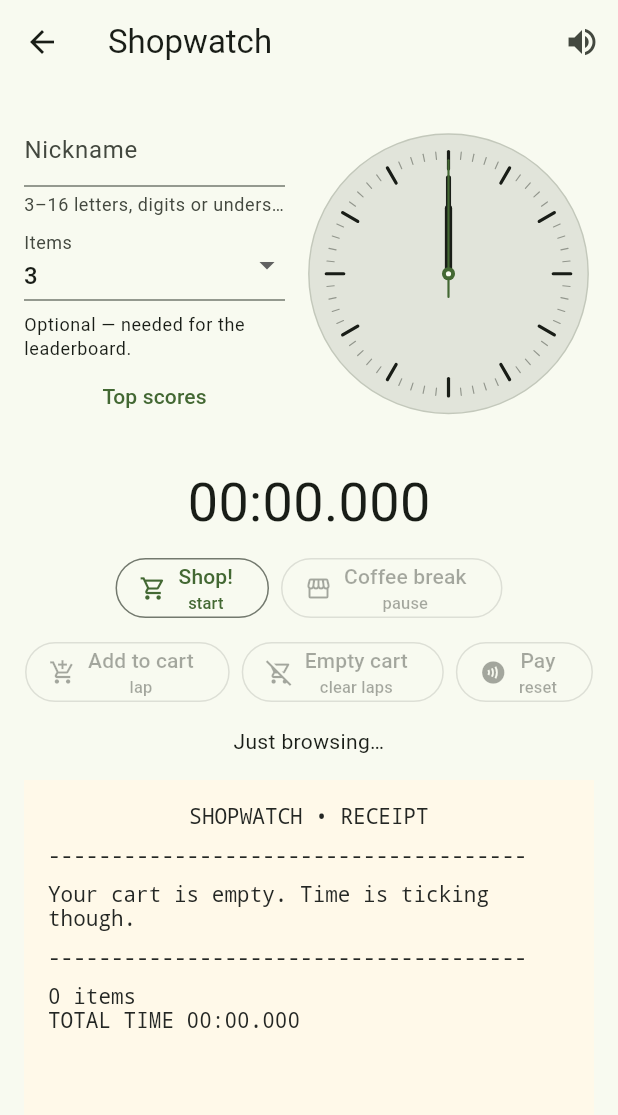
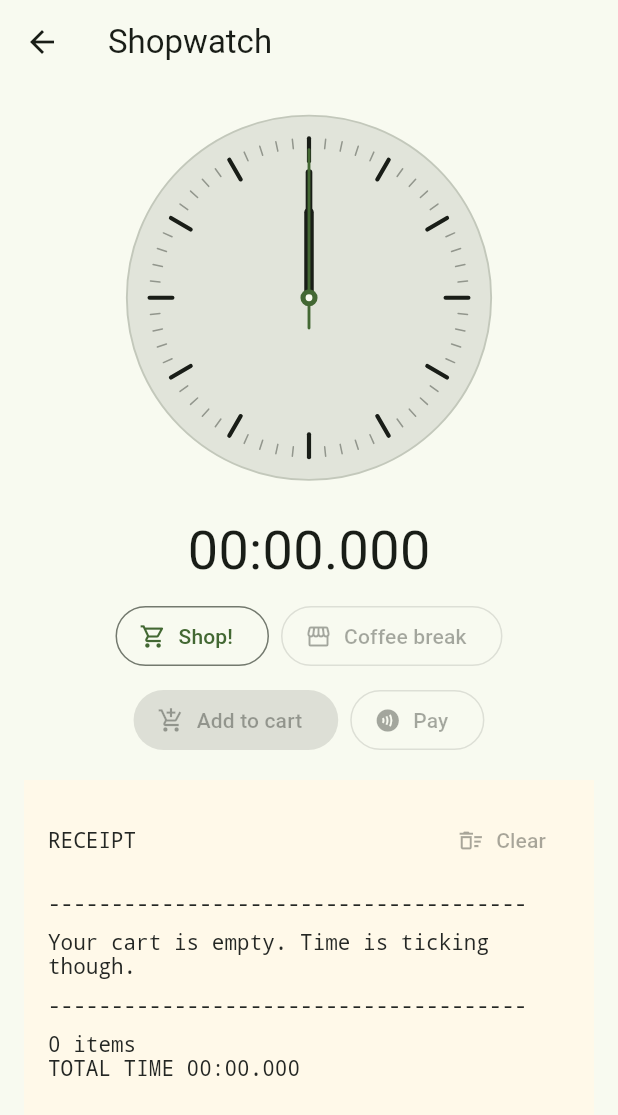
Before and after one commit to mj-homework/swatch, a Flutter app: the screen it shows after launch, on a phone screen of 412 x 824 dp. Shown: the top 1115 px of the screen. Run offline on Flutter 3.47's test engine with Material 3 defaults, Android fonts, the light colour scheme and no system bars; our stand-ins replace audioplayers, cloud_firestore, firebase_auth, firebase_core, flutter_bloc; accounts and stored records are empty.

Commit message:
normalize Shopwatch buttons

```diff
--- /dev/null
+++ b/lib/core/widgets/layout_breakpoints.dart
@@ -0,0 +1,2 @@
+/// Width from which pages show the clock and the list side by side.
+const double wideLayoutBreakpoint = 720.0;
--- a/lib/features/shopwatch/domain/game_round.dart
+++ b/lib/features/shopwatch/domain/game_round.dart
@@ -29,6 +29,7 @@ class GameRound {
       required this.nickname,
       required this.id,
       List<String> names = const [],
+      this.limit,
       List<Duration> goals = const [],
       List<ItemResult> results = const [],
       this.status = RoundStatus.setup,
@@ -40,11 +41,15 @@ class GameRound {
   final Difficulty difficulty;
   final String nickname, id;
   final bool ownedNickname;
+
+  /// Number of items to buy; null means an endless round.
+  final int? limit;
   final List<String> names;
   final List<Duration> goals;
   final List<ItemResult> results;
   final RoundStatus status;
-  int get itemCount => names.length;
+  bool get isEndless => limit == null;
+  int get itemCount => limit ?? names.length;
   Duration get totalError =>
       results.fold(Duration.zero, (sum, r) => sum + r.difference.abs());
 
@@ -58,14 +63,16 @@ class GameRound {
   GameRound copyWith(
           {RoundStatus? status,
           List<ItemResult>? results,
-          List<Duration>? goals}) =>
+          List<Duration>? goals,
+          List<String>? names}) =>
       GameRound(
         config: config,
         difficulty: difficulty,
         nickname: nickname,
         id: id,
         ownedNickname: ownedNickname,
-        names: names,
+        limit: limit,
+        names: names ?? this.names,
         goals: goals ?? this.goals,
         results: results ?? this.results,
         status: status ?? this.status,
--- a/lib/features/shopwatch/presentation/pages/shopwatch_page.dart
+++ b/lib/features/shopwatch/presentation/pages/shopwatch_page.dart
@@ -4,6 +4,7 @@ import 'package:flutter/material.dart';
 import 'package:flutter/scheduler.dart';
 import '../../../../core/formatting/duration_format.dart';
 import '../../../../core/widgets/analog_clock.dart';
+import '../../../../core/widgets/layout_breakpoints.dart';
 import '../../data/leaderboard_repository.dart';
 import '../../domain/game_config.dart';
 import '../../domain/game_round.dart';
@@ -13,6 +14,7 @@ import '../../shopwatch_strings.dart';
 import '../widgets/mood_line.dart';
 import '../widgets/pos_terminal_sheet.dart';
 import '../widgets/receipt_lap_list.dart';
+import '../widgets/shop_setup_sheet.dart';
 import '../widgets/shopping_controls.dart';
 
 class ShopwatchPage extends StatefulWidget {
@@ -26,9 +28,8 @@ class _ShopwatchPageState extends State<ShopwatchPage> {
   late final _sound = widget.dependencies.soundFactory();
   final _elapsed = ValueNotifier(Duration.zero);
   final _gameRound = ValueNotifier<GameRound?>(null);
+  final _controlsKey = GlobalKey<_ShopwatchControlsState>();
   bool _muted = false, _checkingOut = false;
-  static const _wideLayoutBreakpoint = 720.0;
-
   Future<bool> _pay(GameRound round) async {
     if (_checkingOut) {
       return false;
@@ -88,11 +89,11 @@ class _ShopwatchPageState extends State<ShopwatchPage> {
   @override
   Widget build(BuildContext context) => Scaffold(
         appBar: AppBar(title: const Text('Shopwatch'), actions: [
-          IconButton(
-              key: ShopwatchKeys.mute,
-              tooltip: _muted ? 'Unmute checkout' : 'Mute checkout',
-              onPressed: () => setState(() => _muted = !_muted),
-              icon: Icon(_muted ? Icons.volume_off : Icons.volume_up)),
+          // IconButton(
+          //     key: ShopwatchKeys.mute,
+          //     tooltip: _muted ? 'Unmute checkout' : 'Mute checkout',
+          //     onPressed: () => setState(() => _muted = !_muted),
+          //     icon: Icon(_muted ? Icons.volume_off : Icons.volume_up)),
         ]),
         body: SafeArea(
           child: Padding(
@@ -100,6 +101,7 @@ class _ShopwatchPageState extends State<ShopwatchPage> {
             child: LayoutBuilder(
               builder: (context, constraints) {
                 final controls = _ShopwatchControls(
+                  key: _controlsKey,
                   elapsed: _elapsed,
                   checkingOut: _checkingOut,
                   dependencies: widget.dependencies,
@@ -109,9 +111,11 @@ class _ShopwatchPageState extends State<ShopwatchPage> {
 
                 final receipt = _ShopwatchReceipt(
                   gameRound: _gameRound,
+                  checkingOut: _checkingOut,
+                  onClear: () => _controlsKey.currentState?._emptyCart(),
                 );
 
-                if (constraints.maxWidth >= _wideLayoutBreakpoint) {
+                if (constraints.maxWidth >= wideLayoutBreakpoint) {
                   return Row(
                     children: [
                       Expanded(flex: 3, child: controls),
@@ -136,6 +140,7 @@ class _ShopwatchPageState extends State<ShopwatchPage> {
 
 class _ShopwatchControls extends StatefulWidget {
   const _ShopwatchControls({
+    super.key,
     required this.elapsed,
     required this.checkingOut,
     required this.dependencies,
@@ -162,7 +167,7 @@ class _ShopwatchControlsState extends State<_ShopwatchControls>
   ShopwatchGameCubit? _game;
   StreamSubscription<GameRound>? _gameSubscription;
   int _generation = 0;
-  late int _count;
+  int? _count; // null = unlimited
   // Difficulty selector is temporarily hidden; rounds always play on easy.
   final Difficulty _difficulty = Difficulty.easy;
   NicknameStatus _status = NicknameStatus.invalid;
@@ -179,8 +184,6 @@ class _ShopwatchControlsState extends State<_ShopwatchControls>
       final game = _game;
       if (game != null) elapsed.value = game.elapsed;
     });
-    final availableItems = dependencies.config.items.length;
-    _count = availableItems < 3 ? availableItems : 3;
   }
 
   @override
@@ -230,6 +233,11 @@ class _ShopwatchControlsState extends State<_ShopwatchControls>
       setState(() => _status = NicknameStatus.invalid);
       return;
     }
+
+    final choice = await showShopSetup(context,
+        maxItems: dependencies.config.items.length);
+    if (choice == null || !mounted) return;
+    _count = choice.count;
 
     _debounce?.cancel();
     ++_generation;
@@ -330,7 +338,8 @@ class _ShopwatchControlsState extends State<_ShopwatchControls>
   }
 
   Future<void> _showLeaderboard() async {
-    final board = dependencies.repository.top(_count, _difficulty);
+    final board = dependencies.repository
+        .top(_count ?? dependencies.config.items.length, _difficulty);
     await showDialog<void>(
       context: context,
       builder: (context) => AlertDialog(
@@ -377,25 +386,22 @@ class _ShopwatchControlsState extends State<_ShopwatchControls>
             Flexible(
               child: Row(
                 children: [
-                  SizedBox(
-                    width: constraints.maxWidth < 380 ? 140 : 174,
-                    child: _GameOptions(
-                      nickname: _nickname,
-                      count: _count,
-                      status: _status,
-                      starting: _starting || _game != null,
-                      itemCount: dependencies.config.items.length,
-                      onNicknameChanged: _onNicknameChanged,
-                      onCountChanged: (value) => setState(() => _count = value),
-                      onShowLeaderboard: _showLeaderboard,
-                    ),
-                  ),
-                  const SizedBox(width: 12),
+                  // SizedBox(
+                  //   width: constraints.maxWidth < 380 ? 140 : 174,
+                  //   child: _GameOptions(
+                  //     nickname: _nickname,
+                  //     status: _status,
+                  //     starting: _starting || _game != null,
+                  //     onNicknameChanged: _onNicknameChanged,
+                  //     onShowLeaderboard: _showLeaderboard,
+                  //   ),
+                  // ),
+                  // const SizedBox(width: 12),
                   Expanded(
                     child: ConstrainedBox(
                       constraints: const BoxConstraints(
-                        maxWidth: 320,
-                        maxHeight: 320,
+                        maxWidth: 640,
+                        maxHeight: 640,
                       ),
                       child: AspectRatio(
                         aspectRatio: 1,
@@ -414,7 +420,9 @@ class _ShopwatchControlsState extends State<_ShopwatchControls>
                 style: Theme.of(context).textTheme.titleMedium,
               ),
               Text(
-                'Item ${_game!.state.results.length + 1} / ${_game!.state.itemCount}',
+                _game!.state.isEndless
+                    ? 'Item ${_game!.state.results.length + 1}'
+                    : 'Item ${_game!.state.results.length + 1} / ${_game!.state.itemCount}',
                 textAlign: TextAlign.center,
               ),
             ],
@@ -466,18 +474,14 @@ class _ShopwatchControlsState extends State<_ShopwatchControls>
                               !(_game?.isPaused ?? false)
                           ? _game!.addToCart
                           : null,
-                      clear: !checkingOut &&
-                              (_game?.state.results.isNotEmpty ?? false)
-                          ? _emptyCart
-                          : null,
                       pay: !checkingOut && _game != null ? _checkoutGame : null,
                     ),
                   ],
                 );
               },
             ),
-            const SizedBox(height: 12),
-            MoodLine(elapsed: elapsed, paused: _game?.isPaused ?? false),
+            // const SizedBox(height: 12),
+            // MoodLine(elapsed: elapsed, paused: _game?.isPaused ?? false),
           ],
         ),
       );
@@ -486,22 +490,16 @@ class _ShopwatchControlsState extends State<_ShopwatchControls>
 class _GameOptions extends StatelessWidget {
   const _GameOptions({
     required this.nickname,
-    required this.count,
     required this.status,
     required this.starting,
-    required this.itemCount,
     required this.onNicknameChanged,
-    required this.onCountChanged,
     required this.onShowLeaderboard,
   });
 
   final TextEditingController nickname;
-  final int count;
   final NicknameStatus status;
   final bool starting;
-  final int itemCount;
   final ValueChanged<String> onNicknameChanged;
-  final ValueChanged<int> onCountChanged;
   final VoidCallback onShowLeaderboard;
 
   @override
@@ -509,64 +507,57 @@ class _GameOptions extends StatelessWidget {
         mainAxisAlignment: MainAxisAlignment.center,
         crossAxisAlignment: CrossAxisAlignment.stretch,
         children: [
-          TextField(
-            key: ShopwatchKeys.nickname,
-            controller: nickname,
-            enabled: !starting,
-            onChanged: onNicknameChanged,
-            decoration: const InputDecoration(
-              labelText: 'Nickname',
-              helperText: '3–16 letters, digits or underscore',
-              isDense: true,
-            ),
-          ),
-          const SizedBox(height: 8),
-          DropdownButtonFormField<int>(
-            initialValue: count,
-            isExpanded: true,
-            key: ValueKey('item-count-$count'),
-            decoration: const InputDecoration(
-              labelText: 'Items',
-              isDense: true,
-            ),
-            items: [
-              for (var i = 1; i <= itemCount; i++)
-                DropdownMenuItem(value: i, child: Text('$i')),
-            ],
-            onChanged: starting
-                ? null
-                : (value) {
-                    if (value != null) onCountChanged(value);
-                  },
-          ),
-          const SizedBox(height: 8),
-          Text(
-            starting
-                ? 'Reserving nickname…'
-                : switch (status) {
-                    NicknameStatus.invalid => nickname.text.trim().isEmpty
-                        ? 'Optional — needed for the leaderboard.'
-                        : 'Enter a valid nickname.',
-                    NicknameStatus.checking => 'Checking…',
-                    NicknameStatus.available => 'Available ✓',
-                    NicknameStatus.taken => 'Taken ✗',
-                    NicknameStatus.offline => ShopwatchStrings.offline,
-                  },
-            semanticsLabel: 'Nickname ${status.name}',
-            style: Theme.of(context).textTheme.bodySmall,
-          ),
-          TextButton(
-            onPressed: onShowLeaderboard,
-            child: const Text('Top scores'),
-          ),
+          // Nickname is temporarily hidden.
+          // TextField(
+          //   key: ShopwatchKeys.nickname,
+          //   controller: nickname,
+          //   enabled: !starting,
+          //   onChanged: onNicknameChanged,
+          //   decoration: const InputDecoration(
+          //     labelText: 'Nickname',
+          //     helperText: '3–16 letters, digits or underscore',
+          //     isDense: true,
+          //   ),
+          // ),
+          // const SizedBox(height: 8),
+
+          // const SizedBox(height: 8),
+          // Nickname checking state is temporarily hidden.
+          // Text(
+          //   starting
+          //       ? 'Reserving nickname…'
+          //       : switch (status) {
+          //           NicknameStatus.invalid => nickname.text.trim().isEmpty
+          //               ? 'Optional — needed for the leaderboard.'
+          //               : 'Enter a valid nickname.',
+          //           NicknameStatus.checking => 'Checking…',
+          //           NicknameStatus.available => 'Available ✓',
+          //           NicknameStatus.taken => 'Taken ✗',
+          //           NicknameStatus.offline => ShopwatchStrings.offline,
+          //         },
+          //   semanticsLabel: 'Nickname ${status.name}',
+          //   style: Theme.of(context).textTheme.bodySmall,
+          // ),
+
+          // Top scores button is temporarily hidden.
+          // TextButton(
+          //   onPressed: onShowLeaderboard,
+          //   child: const Text('Top scores'),
+          // ),
         ],
       );
 }
 
 class _ShopwatchReceipt extends StatelessWidget {
-  const _ShopwatchReceipt({required this.gameRound});
+  const _ShopwatchReceipt({
+    required this.gameRound,
+    required this.checkingOut,
+    required this.onClear,
+  });
 
   final ValueListenable<GameRound?> gameRound;
+  final bool checkingOut;
+  final VoidCallback onClear;
 
   @override
   Widget build(BuildContext context) => LayoutBuilder(
@@ -576,8 +567,12 @@ class _ShopwatchReceipt extends StatelessWidget {
             child: ConstrainedBox(
               constraints: BoxConstraints(minHeight: constraints.maxHeight),
               child: round == null
-                  ? const ReceiptLapList()
+                  ? const ReceiptLapList(showClear: true)
                   : ReceiptLapList(
+                      showClear: true,
+                      onClear: !checkingOut && round.results.isNotEmpty
+                          ? onClear
+                          : null,
                       results: round.results,
                       total: round.totalTime,
                       showTotal: round.status == RoundStatus.finished,
--- a/lib/features/shopwatch/presentation/widgets/receipt_lap_list.dart
+++ b/lib/features/shopwatch/presentation/widgets/receipt_lap_list.dart
@@ -6,17 +6,22 @@ import '../../domain/game_round.dart';
 import '../../shopwatch_strings.dart';
 
 class ReceiptLapList extends StatelessWidget {
-  const ReceiptLapList({super.key, this.laps = const [], this.results,
-    this.total = Duration.zero, this.showTotal = true});
+  const ReceiptLapList({super.key, this.laps = const [], this.results, this.total = Duration.zero, this.showTotal = true, this.showClear = false, this.onClear});
+
   final List<Lap> laps;
   final List<ItemResult>? results;
   final Duration total;
   final bool showTotal;
+  /// Shows the Clear button in the header (disabled while [onClear] is null).
+  final bool showClear;
+  final VoidCallback? onClear;
+
   @override
   Widget build(BuildContext context) {
     int? fastest, slowest;
     if (laps.length >= 3) {
-      fastest = 0; slowest = 0;
+      fastest = 0;
+      slowest = 0;
       for (var i = 1; i < laps.length; i++) {
         if (laps[i].lapTime < laps[fastest!].lapTime) fastest = i;
         if (laps[i].lapTime > laps[slowest!].lapTime) slowest = i;
@@ -27,28 +32,52 @@ class ReceiptLapList extends StatelessWidget {
     final game = results;
     return ClipPath(
       clipper: _TornEdge(),
-      child: ColoredBox(color: ShopwatchStyle.paper, child: Padding(
+      child: ColoredBox(
+          color: ShopwatchStyle.paper,
+          child: Padding(
             padding: const EdgeInsets.fromLTRB(16, 16, 16, 28),
-        child: DefaultTextStyle(style: ShopwatchStyle.receipt, child: Column(
+            child: DefaultTextStyle(
+                style: ShopwatchStyle.receipt,
+                child: Column(
                   crossAxisAlignment: CrossAxisAlignment.stretch,
                   children: [
-            const Text('SHOPWATCH • RECEIPT', textAlign: TextAlign.center),
+                    Row(
+                      mainAxisAlignment: MainAxisAlignment.spaceBetween,
+                      children: [
+                        const Text('RECEIPT'),
+                        if (showClear)
+                          TextButton.icon(
+                            key: ShopwatchKeys.clear,
+                            onPressed: onClear,
+                            icon: const Icon(Icons.delete_sweep_outlined),
+                            label: const Text('Clear'),
+                          ),
+                      ],
+                    ),
                     const _DashedRule(),
                     if ((game ?? laps).isEmpty) const Text(ShopwatchStrings.empty),
-            if (game == null) for (var i = 0; i < laps.length; i++) Padding(
+                    if (game == null)
+                      for (var i = 0; i < laps.length; i++)
+                        Padding(
                           padding: const EdgeInsets.symmetric(vertical: 5),
                           child: Text('ITEM ${laps[i].number.toString().padLeft(2, '0')} · ${formatElapsed(laps[i].lapTime)}'
                               '${i == fastest ? '  BEST DEAL' : ''}${i == slowest ? '  OVERPRICED' : ''}'
                               '\n  running total ${formatElapsed(laps[i].splitTime)}'),
                         ),
-            if (game != null) for (final result in game) Padding(
+                    if (game != null)
+                      for (final result in game)
+                        Padding(
                           padding: const EdgeInsets.symmetric(vertical: 6),
-              child: Text('${result.item.name.toUpperCase()}\ngoal ${formatElapsed(result.item.goal)}'
+                          child: Text(
+                              '${result.item.name.toUpperCase()}\ngoal ${formatElapsed(result.item.goal)}'
                               '\ngot  ${formatElapsed(result.actual)}  ${result.difference.isNegative ? '−' : '+'}${formatElapsed(result.difference.abs())}'
                               '\n${result.accuracy.name.toUpperCase()}',
-                style: TextStyle(color: switch (result.accuracy) {
-                  Accuracy.perfect => const Color(0xFF126A36), Accuracy.close => const Color(0xFF407221),
-                  Accuracy.fair => const Color(0xFF8C5800), Accuracy.missed => const Color(0xFFB32121),
+                              style: TextStyle(
+                                  color: switch (result.accuracy) {
+                                Accuracy.perfect => const Color(0xFF126A36),
+                                Accuracy.close => const Color(0xFF407221),
+                                Accuracy.fair => const Color(0xFF8C5800),
+                                Accuracy.missed => const Color(0xFFB32121),
                               })),
                         ),
                     const _DashedRule(),
@@ -61,21 +90,30 @@ class ReceiptLapList extends StatelessWidget {
     );
   }
 }
+
 class _DashedRule extends StatelessWidget {
   const _DashedRule();
+
   @override
-  Widget build(BuildContext context) => Padding(padding: const EdgeInsets.symmetric(vertical: 10),
+  Widget build(BuildContext context) => Padding(
+      padding: const EdgeInsets.symmetric(vertical: 10),
       child: LayoutBuilder(builder: (_, c) => Text('-' * (c.maxWidth / 9).floor(), maxLines: 1)));
 }
+
 class _TornEdge extends CustomClipper<Path> {
   @override
   Path getClip(Size size) {
-    final path = Path()..lineTo(size.width, 0)..lineTo(size.width, size.height - 7);
+    final path = Path()
+      ..lineTo(size.width, 0)
+      ..lineTo(size.width, size.height - 7);
     for (var x = size.width; x > 0; x -= 12) {
-      path..lineTo(x - 6, size.height)..lineTo(x - 12, size.height - 7);
+      path
+        ..lineTo(x - 6, size.height)
+        ..lineTo(x - 12, size.height - 7);
     }
     return path..close();
   }
+
   @override
   bool shouldReclip(_TornEdge oldClipper) => false;
 }
--- a/lib/features/shopwatch/presentation/widgets/shopping_controls.dart
+++ b/lib/features/shopwatch/presentation/widgets/shopping_controls.dart
@@ -2,50 +2,56 @@ import 'package:flutter/material.dart';
 import '../../shopwatch_strings.dart';
 
 class ShoppingControls extends StatelessWidget {
-  const ShoppingControls(
-      {super.key,
-      this.start,
-      this.pause,
-      this.add,
-      this.clear,
-      this.pay,
-      this.paused = false});
+  const ShoppingControls({super.key, this.start, this.pause, this.add, this.pay, this.paused = false});
 
-  final VoidCallback? start, pause, add, clear, pay;
+  final VoidCallback? start, pause, add, pay;
   final bool paused;
 
-  Widget _button(Key key, String title, String action, IconData icon,
-          VoidCallback? callback) =>
-      OutlinedButton.icon(
-          key: key,
-          onPressed: callback,
-          icon: Icon(icon),
-          label: Column(mainAxisSize: MainAxisSize.min, children: [
-            Text(title),
-            Text(action, style: const TextStyle(fontSize: 11))
-          ]));
+  Widget _button({
+    required Key key,
+    required String title,
+    required IconData icon,
+    required VoidCallback? onPressed,
+    bool primary = false,
+  }) {
+    final icon0 = Icon(icon);
+    final label = Text(title);
+    return primary
+        ? FilledButton.icon(key: key, onPressed: onPressed, icon: icon0, label: label)
+        : OutlinedButton.icon(key: key, onPressed: onPressed, icon: icon0, label: label);
+  }
 
   @override
   Widget build(BuildContext context) => Wrap(
-          spacing: 8,
-          runSpacing: 8,
-          alignment: WrapAlignment.center,
-          children: [
-            _button(ShopwatchKeys.start, ShopwatchStrings.shop, 'start',
-                Icons.shopping_cart_outlined, start),
-            _button(
-                ShopwatchKeys.pause,
-                paused ? ShopwatchStrings.resume : ShopwatchStrings.pause,
-                paused ? 'resume' : 'pause',
-                paused
-                    ? Icons.shopping_cart_checkout
-                    : Icons.storefront_outlined,
-                pause),
-            _button(ShopwatchKeys.add, ShopwatchStrings.add, 'lap',
-                Icons.add_shopping_cart, add),
-            _button(ShopwatchKeys.clear, ShopwatchStrings.clear, 'clear laps',
-                Icons.remove_shopping_cart_outlined, clear),
-            _button(ShopwatchKeys.pay, ShopwatchStrings.pay, 'reset',
-                Icons.contactless, pay),
-          ]);
+        spacing: 8,
+        runSpacing: 8,
+        alignment: WrapAlignment.center,
+        children: [
+          _button(
+            key: ShopwatchKeys.start,
+            title: ShopwatchStrings.shop,
+            icon: Icons.shopping_cart_outlined,
+            onPressed: start,
+          ),
+          _button(
+            key: ShopwatchKeys.pause,
+            title: paused ? ShopwatchStrings.resume : ShopwatchStrings.pause,
+            icon: paused ? Icons.shopping_cart_checkout : Icons.storefront_outlined,
+            onPressed: pause,
+          ),
+          _button(
+            key: ShopwatchKeys.add,
+            title: ShopwatchStrings.add,
+            icon: Icons.add_shopping_cart,
+            onPressed: add,
+            primary: true,
+          ),
+          _button(
+            key: ShopwatchKeys.pay,
+            title: ShopwatchStrings.pay,
+            icon: Icons.contactless,
+            onPressed: pay,
+          ),
+        ],
+      );
 }
--- a/lib/features/shopwatch/shopwatch_strings.dart
+++ b/lib/features/shopwatch/shopwatch_strings.dart
@@ -37,6 +37,9 @@ abstract final class ShopwatchKeys {
   static const mute = ValueKey('shop-mute');
   static const time = ValueKey('shop-time');
   static const skip = ValueKey('shop-skip');
+  static const itemsDropdown = ValueKey('shop-items-dropdown');
+  static const shopConfirm = ValueKey('shop-setup-confirm');
+  static const shopCancel = ValueKey('shop-setup-cancel');
   static const cancelShopping = ValueKey('shop-cancel-shopping');
   static const continueShopping = ValueKey('shop-continue-shopping');
   static const confirmPay = ValueKey('shop-confirm-pay');
--- a/lib/features/stopwatch/presentation/stopwatch_page.dart
+++ b/lib/features/stopwatch/presentation/stopwatch_page.dart
@@ -5,6 +5,7 @@ import 'package:flutter/scheduler.dart';
 import '../../../core/stopwatch/stopwatch_controller.dart';
 import '../../../core/stopwatch/time_source.dart';
 import '../../../core/widgets/analog_clock.dart';
+import '../../../core/widgets/layout_breakpoints.dart';
 import 'widgets/control_buttons.dart';
 import 'widgets/elapsed_time_display.dart';
 import 'widgets/lap_panel.dart';
@@ -30,9 +31,6 @@ class _StopwatchPageState extends State<StopwatchPage>
       StopwatchController(timeSource: widget.timeSource);
   final ValueNotifier<Duration> _elapsed = ValueNotifier(Duration.zero);
   late final Ticker _ticker;
-
-  static const _wideLayoutBreakpoint = 720.0;
-
   @override
   void initState() {
     super.initState();
@@ -78,7 +76,7 @@ class _StopwatchPageState extends State<StopwatchPage>
               );
               final laps = LapPanel(controller: _controller);
 
-              if (constraints.maxWidth >= _wideLayoutBreakpoint) {
+              if (constraints.maxWidth >= wideLayoutBreakpoint) {
                 return Row(
                   children: [
                     Expanded(flex: 3, child: shopwatch),
```
Also changed, not shown: lib/features/shopwatch/domain/shopwatch_game_cubit.dart (+27 -10 lines), lib/features/shopwatch/presentation/widgets/shop_setup_sheet.dart (added, +111 -0 lines), 2 other files. Lines whose indentation alone changed are shown as unchanged.
